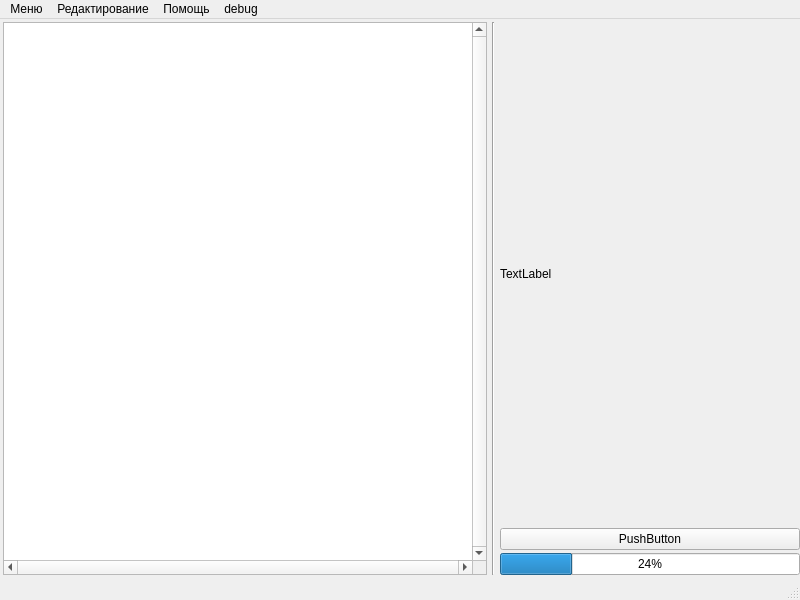
The window that mapeditor.ui (komitydev/InteractiveMapEditor) describes before a commit, drawn with Qt 5.
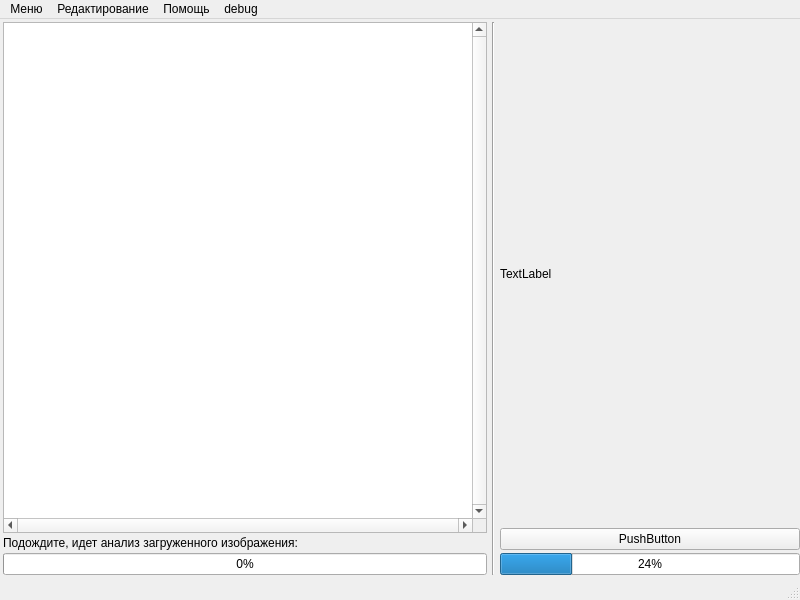
The same window after the commit. Icons and pictures are not drawn. Custom widgets are drawn as their Qt base class.

Patch:
```diff
--- a/mapeditor.ui
+++ b/mapeditor.ui
@@ -69,13 +69,10 @@
         <height>0</height>
        </size>
       </property>
-      <layout class="QHBoxLayout" name="horizontalLayout_2">
+      <layout class="QVBoxLayout" name="verticalLayout">
        <property name="spacing">
         <number>3</number>
        </property>
-       <property name="sizeConstraint">
-        <enum>QLayout::SetDefaultConstraint</enum>
-       </property>
        <property name="leftMargin">
         <number>0</number>
        </property>
@@ -134,6 +131,47 @@
          </property>
         </widget>
        </item>
+       <item>
+        <widget class="QLabel" name="loadingLabel">
+         <property name="sizePolicy">
+          <sizepolicy hsizetype="Preferred" vsizetype="Fixed">
+           <horstretch>0</horstretch>
+           <verstretch>0</verstretch>
+          </sizepolicy>
+         </property>
+         <property name="text">
+          <string>Подождите, идет анализ загруженного изображения:</string>
+         </property>
+         <property name="scaledContents">
+          <bool>false</bool>
+         </property>
+         <property name="alignment">
+          <set>Qt::AlignBottom|Qt::AlignLeading|Qt::AlignLeft</set>
+         </property>
+         <property name="textInteractionFlags">
+          <set>Qt::NoTextInteraction</set>
+         </property>
+        </widget>
+       </item>
+       <item>
+        <widget class="QProgressBar" name="LoadingProgressBar">
+         <property name="sizePolicy">
+          <sizepolicy hsizetype="Expanding" vsizetype="Fixed">
+           <horstretch>0</horstretch>
+           <verstretch>0</verstretch>
+          </sizepolicy>
+         </property>
+         <property name="value">
+          <number>0</number>
+         </property>
+         <property name="alignment">
+          <set>Qt::AlignBottom|Qt::AlignLeading|Qt::AlignLeft</set>
+         </property>
+         <property name="orientation">
+          <enum>Qt::Horizontal</enum>
+         </property>
+        </widget>
+       </item>
       </layout>
      </widget>
     </item>
```
